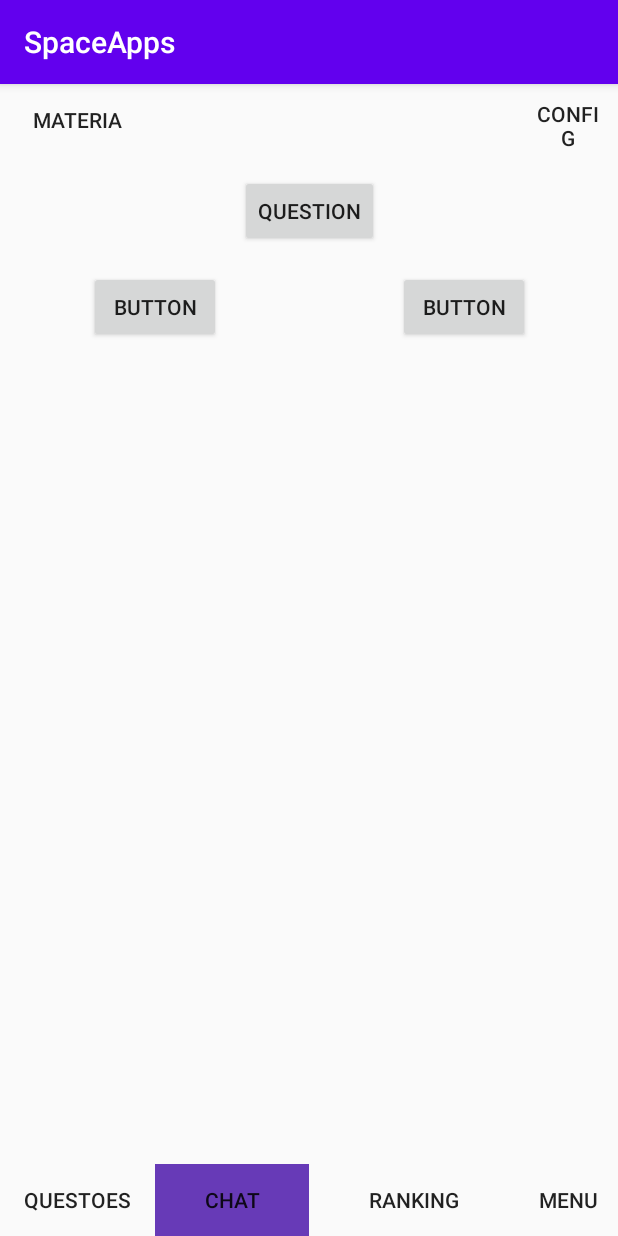
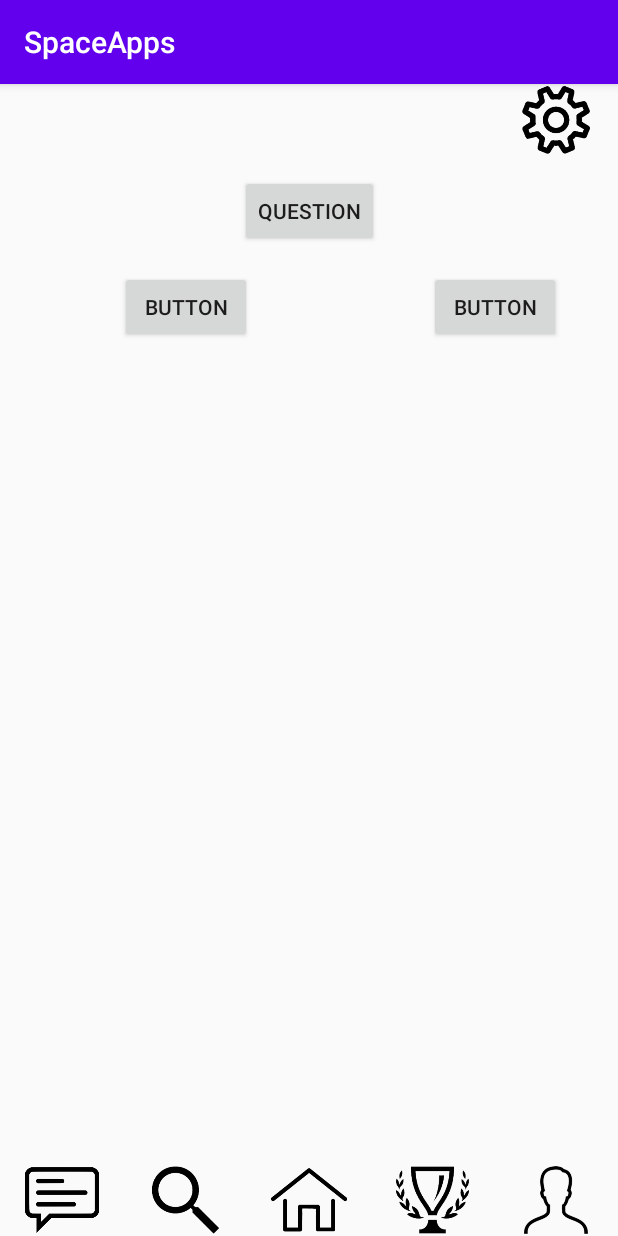
Before and after one commit to gomes717/SpaceApps, an Android app: the screen it shows after launch (MainActivity), on a phone screen of 412 x 824 dp. Run offline under Robolectric (Android 15) with nearby library versions, the phone set to English and light mode, and no system bars.

Commit message:
Icones implementados

```diff
--- a/app/src/main/java/com/example/spaceapps/activity/MainActivity.java
+++ b/app/src/main/java/com/example/spaceapps/activity/MainActivity.java
@@ -4,6 +4,7 @@ import android.content.Intent;
 import android.os.Bundle;
 import android.view.View;
 import android.widget.Button;
+import android.widget.ImageButton;
 
 import androidx.appcompat.app.AppCompatActivity;
 import androidx.fragment.app.FragmentTransaction;
@@ -15,12 +16,12 @@ import com.example.spaceapps.fragment.MenuFragment;
 import com.example.spaceapps.fragment.QuestionsFragment;
 
 public class MainActivity extends AppCompatActivity {
-    private Button  buttonQuestion,
-                    buttonMenu,
+    private ImageButton buttonMenu,
                     buttonChat,
                     buttonQuestionPage,
                     buttonLeaderBoard,
                     buttonConfig;
+    private Button  buttonQuestion;
 
     private QuestionsFragment questionsFragment;
     private MenuFragment menuFragment;
@@ -33,7 +34,7 @@ public class MainActivity extends AppCompatActivity {
         //implementacao botoes
         buttonQuestion = findViewById(R.id.buttonQuestion);
         buttonMenu = findViewById(R.id.buttonMenu);
-        buttonChat = findViewById(R.id.buttonChat);
+        buttonChat = findViewById(R.id.buttonSearch);
         buttonConfig = findViewById(R.id.buttonConfig);
         buttonLeaderBoard = findViewById(R.id.buttonLeaderBoard);
         buttonQuestionPage = findViewById(R.id.buttonQuestionPage);
--- a/app/src/main/res/layout/activity_main.xml
+++ b/app/src/main/res/layout/activity_main.xml
@@ -17,73 +17,32 @@
         app:layout_constraintTop_toTopOf="parent"
         app:layout_constraintVertical_bias="0.084" />
 
-    <Button
-        android:id="@+id/buttonMenu"
-        style="@style/Widget.AppCompat.Button.Borderless"
-        android:layout_width="0dp"
-        android:layout_height="wrap_content"
-        android:text="Menu"
-        app:layout_constraintBottom_toBottomOf="parent"
-        app:layout_constraintEnd_toEndOf="parent"
-        app:layout_constraintStart_toStartOf="@+id/guideline3" />
-
     <androidx.constraintlayout.widget.Barrier
         android:id="@+id/barrier"
         android:layout_width="wrap_content"
         android:layout_height="wrap_content"
         app:barrierDirection="left" />
 
-    <Button
-        android:id="@+id/buttonQuestionPage"
-        style="@style/Widget.AppCompat.Button.Borderless"
-        android:layout_width="0dp"
-        android:layout_height="wrap_content"
-        android:text="Questoes"
-        app:layout_constraintBottom_toBottomOf="parent"
-        app:layout_constraintEnd_toStartOf="@+id/guideline"
-        app:layout_constraintStart_toStartOf="parent" />
-
-    <Button
-        android:id="@+id/buttonChat"
-        style="@style/Widget.AppCompat.Button.Borderless"
-        android:layout_width="0dp"
-        android:layout_height="wrap_content"
-        android:background="#673AB7"
-        android:text="Chat"
-        app:layout_constraintBottom_toBottomOf="parent"
-        app:layout_constraintEnd_toStartOf="@+id/guideline2"
-        app:layout_constraintStart_toStartOf="@+id/guideline" />
-
-    <Button
-        android:id="@+id/buttonLeaderBoard"
-        style="@style/Widget.AppCompat.Button.Borderless"
-        android:layout_width="0dp"
-        android:layout_height="wrap_content"
-        android:text="Ranking"
-        app:layout_constraintBottom_toBottomOf="parent"
-        app:layout_constraintEnd_toStartOf="@+id/guideline3"
-        app:layout_constraintStart_toStartOf="@+id/guideline2" />
-
     <androidx.constraintlayout.widget.Guideline
         android:id="@+id/guideline"
         android:layout_width="wrap_content"
         android:layout_height="wrap_content"
         android:orientation="vertical"
-        app:layout_constraintGuide_percent="0.25" />
+        app:layout_constraintGuide_percent="0.4" />
 
     <androidx.constraintlayout.widget.Guideline
         android:id="@+id/guideline2"
         android:layout_width="wrap_content"
         android:layout_height="wrap_content"
         android:orientation="vertical"
-        app:layout_constraintGuide_percent="0.5" />
+        app:layout_constraintGuide_percent="0.6" />
 
     <androidx.constraintlayout.widget.Guideline
         android:id="@+id/guideline3"
         android:layout_width="wrap_content"
         android:layout_height="wrap_content"
         android:orientation="vertical"
-        app:layout_constraintGuide_percent="0.84" />
+        app:layout_constraintGuide_percent="0.8" />
 
     <Button
         android:id="@+id/button5"
@@ -106,16 +65,6 @@
         app:layout_constraintTop_toBottomOf="@+id/buttonQuestion" />
 
     <Button
-        android:id="@+id/buttonConfig"
-        style="@style/Widget.AppCompat.Button.Borderless"
-        android:layout_width="0dp"
-        android:layout_height="wrap_content"
-        android:text="Config"
-        app:layout_constraintEnd_toEndOf="parent"
-        app:layout_constraintStart_toStartOf="@+id/guideline3"
-        app:layout_constraintTop_toTopOf="parent" />
-
-    <Button
         android:id="@+id/invisibleWall"
         style="@style/Widget.AppCompat.Button.Borderless"
         android:layout_width="0dp"
@@ -125,24 +74,100 @@
         app:layout_constraintStart_toStartOf="@+id/guideline"
         app:layout_constraintTop_toTopOf="parent" />
 
-    <Button
-        android:id="@+id/buttonMateria"
-        style="@style/Widget.AppCompat.Button.Borderless"
-        android:layout_width="0dp"
-        android:layout_height="wrap_content"
-        android:text="Materia"
-        app:layout_constraintEnd_toStartOf="@+id/guideline"
-        app:layout_constraintStart_toStartOf="parent"
-        app:layout_constraintTop_toTopOf="parent" />
-
     <FrameLayout
         android:id="@+id/frameConteudo"
         android:layout_width="0dp"
         android:layout_height="0dp"
-        app:layout_constraintBottom_toTopOf="@+id/buttonChat"
         app:layout_constraintEnd_toEndOf="parent"
-        app:layout_constraintHorizontal_bias="0.476"
+        app:layout_constraintHorizontal_bias="0.0"
         app:layout_constraintStart_toStartOf="parent"
         app:layout_constraintTop_toBottomOf="@+id/invisibleWall" />
 
+    <androidx.constraintlayout.widget.Guideline
+        android:id="@+id/guideline8"
+        android:layout_width="wrap_content"
+        android:layout_height="wrap_content"
+        android:orientation="vertical"
+        app:layout_constraintGuide_percent="0.2" />
+
+    <androidx.constraintlayout.widget.Guideline
+        android:id="@+id/guideline9"
+        android:layout_width="wrap_content"
+        android:layout_height="wrap_content"
+        android:orientation="horizontal"
+        app:layout_constraintGuide_end="48dp" />
+
+    <ImageButton
+        android:id="@+id/buttonSearch"
+        android:layout_width="0dp"
+        android:layout_height="0dp"
+        android:background="#00FFFFFF"
+        android:scaleType="fitCenter"
+        app:layout_constraintBottom_toBottomOf="parent"
+        app:layout_constraintEnd_toStartOf="@+id/guideline"
+        app:layout_constraintStart_toStartOf="@+id/guideline8"
+        app:layout_constraintTop_toTopOf="@+id/guideline9"
+        app:srcCompat="@mipmap/search_icon" />
+
+    <ImageButton
+        android:id="@+id/buttonChat"
+        android:layout_width="0dp"
+        android:layout_height="0dp"
+        android:background="#00FFFFFF"
+        android:scaleType="fitCenter"
+        app:layout_constraintBottom_toBottomOf="parent"
+        app:layout_constraintEnd_toStartOf="@+id/guideline8"
+        app:layout_constraintStart_toStartOf="parent"
+        app:layout_constraintTop_toTopOf="@+id/guideline9"
+        app:srcCompat="@mipmap/chat_icon" />
+
+    <ImageButton
+        android:id="@+id/buttonQuestionPage"
+        android:layout_width="0dp"
+        android:layout_height="0dp"
+        android:background="#00FFFFFF"
+        android:scaleType="fitCenter"
+        app:layout_constraintBottom_toBottomOf="parent"
+        app:layout_constraintEnd_toStartOf="@+id/guideline2"
+        app:layout_constraintStart_toStartOf="@+id/guideline"
+        app:layout_constraintTop_toTopOf="@+id/guideline9"
+        app:srcCompat="@mipmap/home_icon" />
+
+    <ImageButton
+        android:id="@+id/buttonLeaderBoard"
+        android:layout_width="0dp"
+        android:layout_height="0dp"
+        android:background="#00FFFFFF"
+        android:scaleType="fitCenter"
+        app:layout_constraintBottom_toBottomOf="parent"
+        app:layout_constraintEnd_toStartOf="@+id/guideline3"
+        app:layout_constraintStart_toStartOf="@+id/guideline2"
+        app:layout_constraintTop_toTopOf="@+id/guideline9"
+        app:srcCompat="@mipmap/ranking_icon" />
+
+    <ImageButton
+        android:id="@+id/buttonMenu"
+        android:layout_width="0dp"
+        android:layout_height="0dp"
+        android:background="#00FFFFFF"
+        android:scaleType="fitCenter"
+        app:layout_constraintBottom_toBottomOf="parent"
+        app:layout_constraintEnd_toEndOf="parent"
+        app:layout_constraintHorizontal_bias="0.733"
+        app:layout_constraintStart_toStartOf="@+id/guideline3"
+        app:layout_constraintTop_toTopOf="@+id/guideline9"
+        app:srcCompat="@mipmap/profile_icon" />
+
+    <ImageButton
+        android:id="@+id/buttonConfig"
+        android:layout_width="0dp"
+        android:layout_height="0dp"
+        android:background="#00FFFFFF"
+        android:scaleType="fitCenter"
+        app:layout_constraintBottom_toBottomOf="@+id/invisibleWall"
+        app:layout_constraintEnd_toEndOf="parent"
+        app:layout_constraintStart_toStartOf="@+id/guideline3"
+        app:layout_constraintTop_toTopOf="parent"
+        app:srcCompat="@mipmap/settings_icon" />
+
 </androidx.constraintlayout.widget.ConstraintLayout>
```
Also changed, not shown: app/src/main/res/mipmap-mdpi/chat_icon.png (added), app/src/main/res/mipmap-mdpi/home_icon.png (added), app/src/main/res/mipmap-mdpi/profile_icon.png (added), app/src/main/res/mipmap-mdpi/ranking_icon.png (added), app/src/main/res/mipmap-mdpi/search_icon.png (added), app/src/main/res/mipmap-mdpi/settings_icon.png (added).
